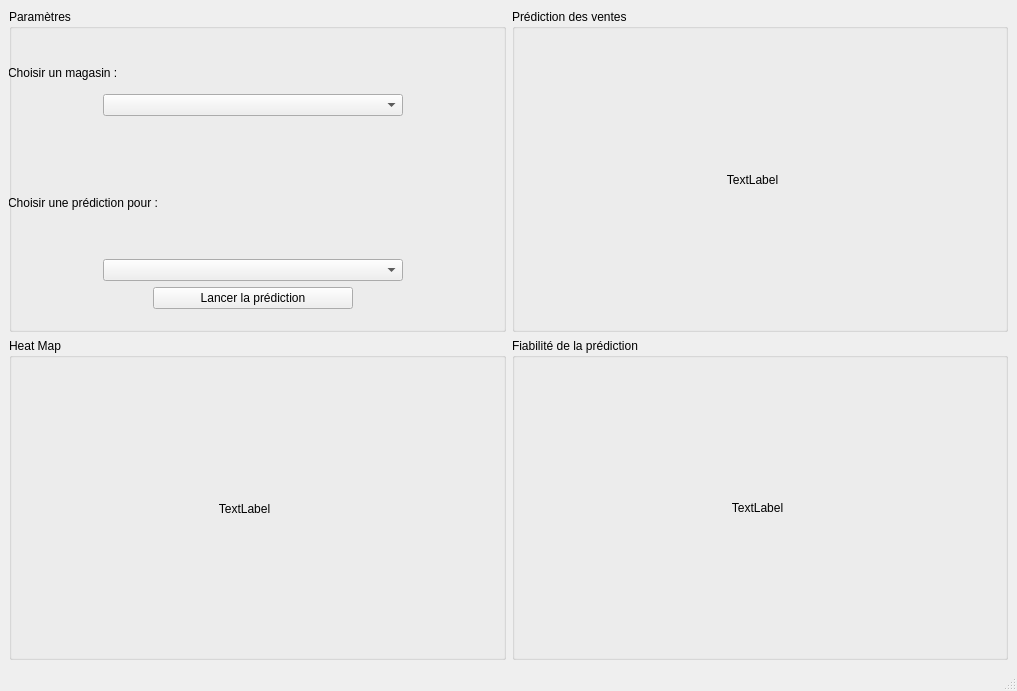
This is views/Interface.ui in Alexiszcv/sales-forecasting-m5 as Qt 5 draws it before an edit. The edited form follows.
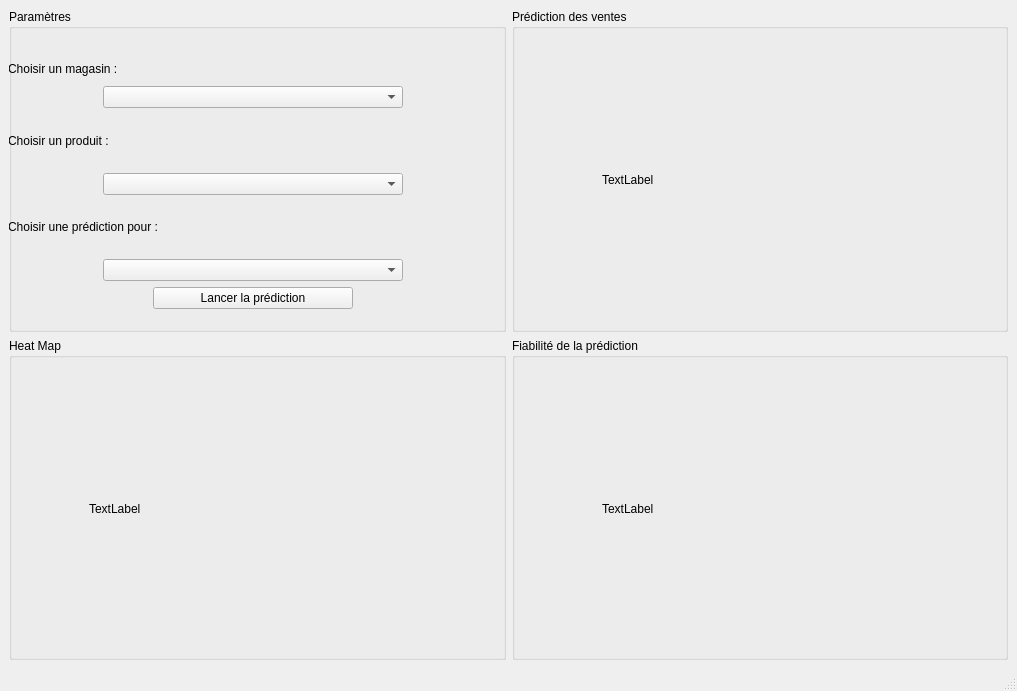
This is the edited form.

Commit message: Implementing the first model (lightgbm) in the final interface and plotting the sales predictions in the interface

Patch:
```diff
--- a/views/Interface.ui
+++ b/views/Interface.ui
@@ -28,7 +28,7 @@
            <x>90</x>
            <y>20</y>
            <width>311</width>
-           <height>291</height>
+           <height>302</height>
           </rect>
          </property>
          <layout class="QHBoxLayout" name="horizontalLayout_5">
@@ -49,9 +49,6 @@
             <property name="text">
              <string>TextLabel</string>
             </property>
-            <property name="alignment">
-             <set>Qt::AlignmentFlag::AlignCenter</set>
-            </property>
            </widget>
           </item>
          </layout>
@@ -78,7 +75,7 @@
          </property>
          <layout class="QHBoxLayout" name="horizontalLayout_4">
           <property name="spacing">
-           <number>-1</number>
+           <number>6</number>
           </property>
           <item>
            <widget class="QLabel" name="labelHeatmap">
@@ -97,9 +94,6 @@
             <property name="text">
              <string>TextLabel</string>
             </property>
-            <property name="alignment">
-             <set>Qt::AlignmentFlag::AlignCenter</set>
-            </property>
            </widget>
           </item>
          </layout>
@@ -129,11 +123,8 @@
            <layout class="QVBoxLayout" name="verticalLayout_6">
             <item>
              <spacer name="verticalSpacer_2">
-              <property name="orientation">
-               <enum>Qt::Orientation::Vertical</enum>
-              </property>
               <property name="sizeType">
-               <enum>QSizePolicy::Policy::Maximum</enum>
+               <enum>QSizePolicy::Fixed</enum>
               </property>
               <property name="sizeHint" stdset="0">
                <size>
@@ -154,6 +145,9 @@
               <property name="text">
                <string>Choisir un magasin : </string>
               </property>
+              <property name="margin">
+               <number>6</number>
+              </property>
              </widget>
             </item>
             <item>
@@ -170,21 +164,33 @@
               </item>
              </layout>
             </item>
+           </layout>
+          </item>
+          <item>
+           <layout class="QVBoxLayout" name="verticalLayout_10">
             <item>
-             <spacer name="verticalSpacer">
-              <property name="orientation">
-               <enum>Qt::Orientation::Vertical</enum>
+             <widget class="QLabel" name="label_3">
+              <property name="text">
+               <string>Choisir un produit : </string>
               </property>
-              <property name="sizeType">
-               <enum>QSizePolicy::Policy::Maximum</enum>
+              <property name="margin">
+               <number>6</number>
               </property>
-              <property name="sizeHint" stdset="0">
-               <size>
-                <width>20</width>
-                <height>30</height>
-               </size>
-              </property>
-             </spacer>
+             </widget>
+            </item>
+            <item>
+             <layout class="QHBoxLayout" name="horizontalLayout_7">
+              <item>
+               <widget class="QComboBox" name="comboProduit">
+                <property name="maximumSize">
+                 <size>
+                  <width>300</width>
+                  <height>16777215</height>
+                 </size>
+                </property>
+               </widget>
+              </item>
+             </layout>
             </item>
            </layout>
           </item>
@@ -195,6 +201,9 @@
               <property name="text">
                <string>Choisir une prédiction pour : </string>
               </property>
+              <property name="margin">
+               <number>6</number>
+              </property>
              </widget>
             </item>
             <item>
@@ -252,7 +261,7 @@
           <rect>
            <x>90</x>
            <y>20</y>
-           <width>301</width>
+           <width>302</width>
            <height>302</height>
           </rect>
          </property>
@@ -274,9 +283,6 @@
             <property name="text">
              <string>TextLabel</string>
             </property>
-            <property name="alignment">
-             <set>Qt::AlignmentFlag::AlignCenter</set>
-            </property>
            </widget>
           </item>
          </layout>
```
The commit also changes 7 other files.
